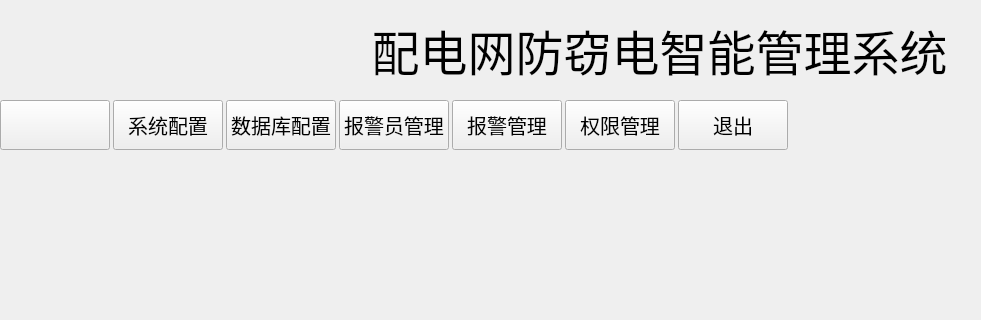
Above: Elec.ui from wanlong1215/test before the change; both pictures show x 0 to 981 and y 0 to 320 of the 1130 by 669 pixel window. Below: the same form after it.
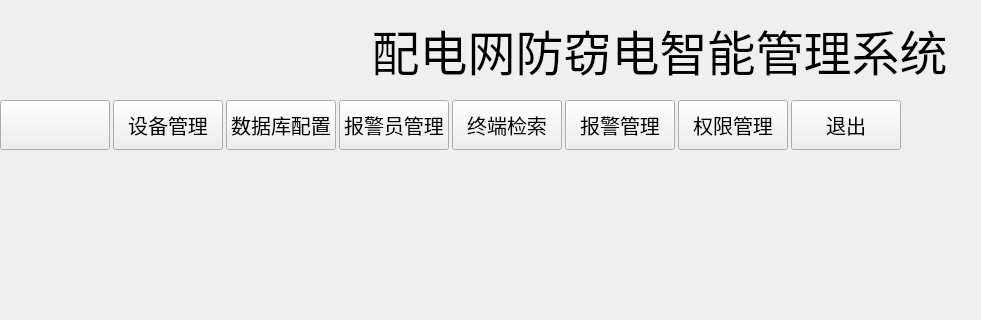
That is the form after the change. Icons and pictures are not drawn. Custom widgets are drawn as their Qt base class.

Patch:
```diff
--- a/Elec.ui
+++ b/Elec.ui
@@ -163,7 +163,7 @@
           </font>
          </property>
          <property name="text">
-          <string>系统配置</string>
+          <string>设备管理</string>
          </property>
          <property name="checkable">
           <bool>true</bool>
@@ -224,6 +224,30 @@
          </property>
         </widget>
        </item>
+       <item>
+        <widget class="QPushButton" name="btnTerminalQuery">
+         <property name="minimumSize">
+          <size>
+           <width>110</width>
+           <height>50</height>
+          </size>
+         </property>
+         <property name="maximumSize">
+          <size>
+           <width>110</width>
+           <height>50</height>
+          </size>
+         </property>
+         <property name="font">
+          <font>
+           <pointsize>15</pointsize>
+          </font>
+         </property>
+         <property name="text">
+          <string>终端检索</string>
+         </property>
+        </widget>
+       </item>
        <item>
         <widget class="QPushButton" name="btnAlarm">
          <property name="minimumSize">
```
